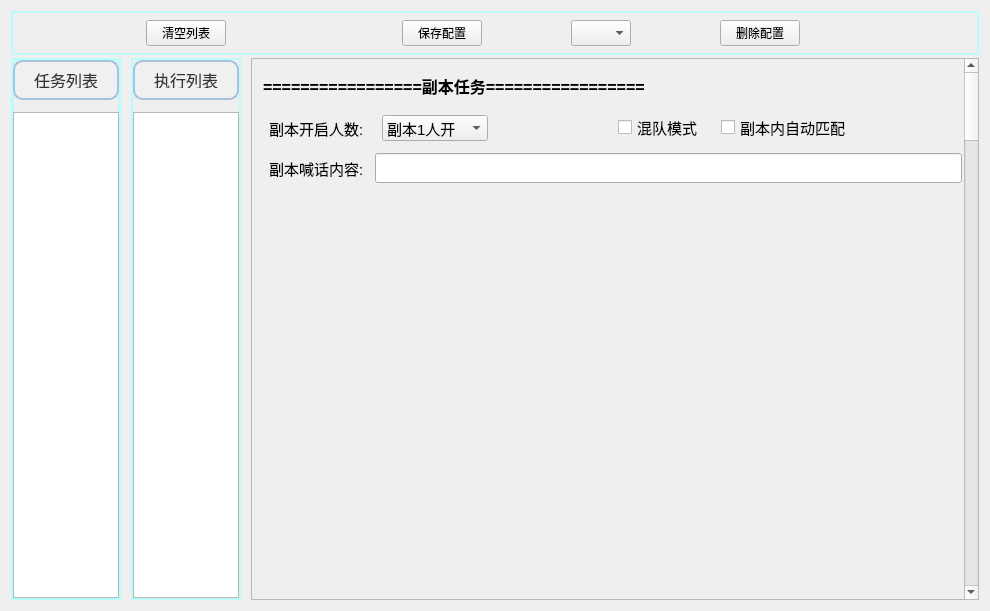
This is app/view/Ui/ScriptWindow.ui in Thetrint/chrono-snow-script as Qt 5 draws it before an edit. The edited form follows.
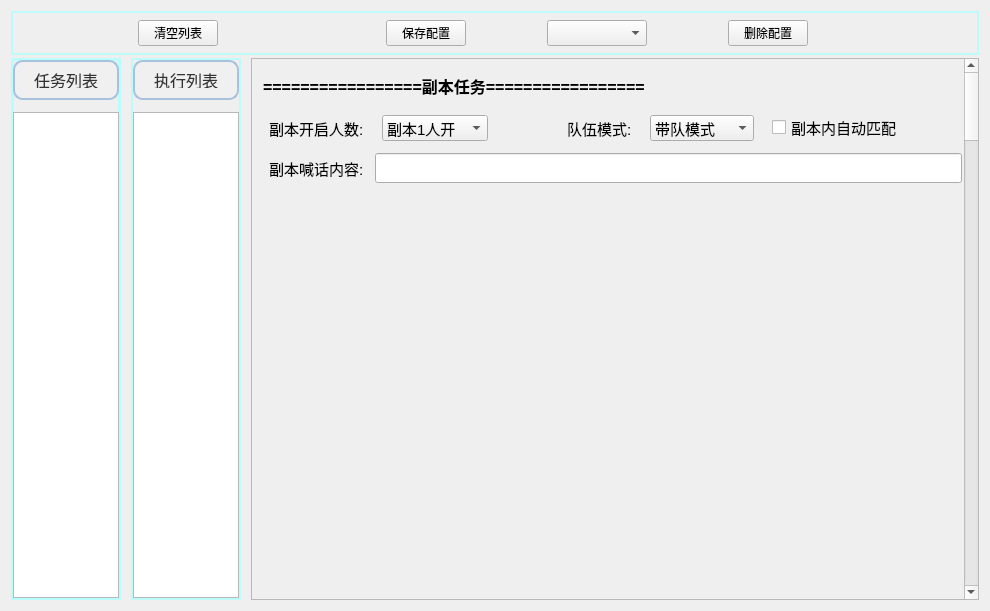
This is the edited form.

Patch:
```diff
--- a/app/view/Ui/ScriptWindow.ui
+++ b/app/view/Ui/ScriptWindow.ui
@@ -103,7 +103,7 @@
           <widget class="QComboBox" name="comboBox">
            <property name="minimumSize">
             <size>
-             <width>60</width>
+             <width>100</width>
              <height>20</height>
             </size>
            </property>
@@ -445,7 +445,7 @@
                    <property name="geometry">
                     <rect>
                      <x>0</x>
-                     <y>-424</y>
+                     <y>0</y>
                      <width>713</width>
                      <height>5000</height>
                     </rect>
@@ -635,17 +635,47 @@
                            </spacer>
                           </item>
                           <item>
-                           <widget class="QCheckBox" name="checkBox_13">
+                           <widget class="QLabel" name="label_69">
                             <property name="font">
                              <font>
                               <pointsize>11</pointsize>
                              </font>
                             </property>
                             <property name="text">
-                             <string>混队模式</string>
+                             <string>队伍模式:</string>
                             </property>
                            </widget>
                           </item>
+                          <item>
+                           <widget class="QComboBox" name="comboBox_17">
+                            <property name="minimumSize">
+                             <size>
+                              <width>88</width>
+                              <height>0</height>
+                             </size>
+                            </property>
+                            <property name="font">
+                             <font>
+                              <pointsize>11</pointsize>
+                             </font>
+                            </property>
+                            <item>
+                             <property name="text">
+                              <string>带队模式</string>
+                             </property>
+                            </item>
+                            <item>
+                             <property name="text">
+                              <string>混队模式</string>
+                             </property>
+                            </item>
+                            <item>
+                             <property name="text">
+                              <string>固定队模式</string>
+                             </property>
+                            </item>
+                           </widget>
+                          </item>
                           <item>
                            <widget class="QCheckBox" name="checkBox">
                             <property name="font">
```
